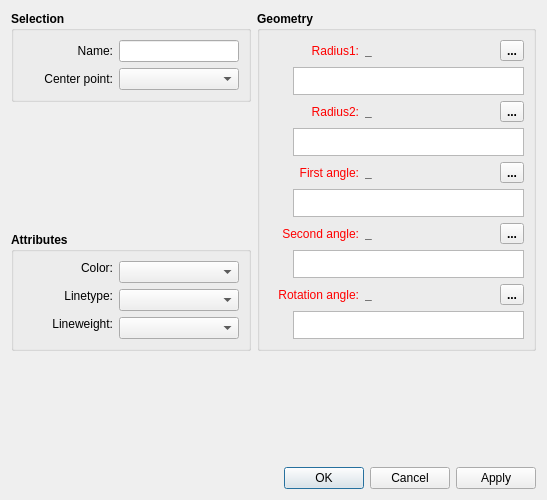
Above: src/libs/vtools/dialogs/tools/dialogellipticalarc.ui from FashionFreedom/Seamly2D before the change. Below: the same form after it.
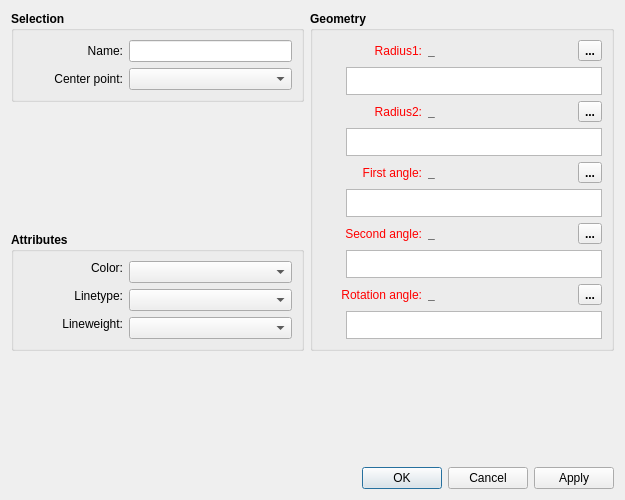
That is the form after the change. Icons and pictures are not drawn. Custom widgets are drawn as their Qt base class.

What changed in the file:
```diff
--- a/src/libs/vtools/dialogs/tools/dialogellipticalarc.ui
+++ b/src/libs/vtools/dialogs/tools/dialogellipticalarc.ui
@@ -6,7 +6,7 @@
    <rect>
     <x>0</x>
     <y>0</y>
-    <width>547</width>
+    <width>625</width>
     <height>500</height>
    </rect>
   </property>
@@ -61,7 +61,7 @@
              <widget class="QLabel" name="name_Label">
               <property name="minimumSize">
                <size>
-                <width>90</width>
+                <width>100</width>
                 <height>0</height>
                </size>
               </property>
@@ -105,7 +105,7 @@
               </property>
               <property name="minimumSize">
                <size>
-                <width>90</width>
+                <width>100</width>
                 <height>0</height>
                </size>
               </property>
@@ -193,7 +193,7 @@
               </property>
               <property name="minimumSize">
                <size>
-                <width>90</width>
+                <width>100</width>
                 <height>0</height>
                </size>
               </property>
@@ -255,7 +255,7 @@
               </property>
               <property name="minimumSize">
                <size>
-                <width>90</width>
+                <width>100</width>
                 <height>0</height>
                </size>
               </property>
@@ -311,7 +311,7 @@
               </property>
               <property name="minimumSize">
                <size>
-                <width>90</width>
+                <width>100</width>
                 <height>0</height>
                </size>
               </property>
@@ -394,7 +394,7 @@
             </property>
             <property name="minimumSize">
              <size>
-              <width>90</width>
+              <width>100</width>
               <height>0</height>
              </size>
             </property>
@@ -478,7 +478,7 @@
             </property>
             <property name="sizeHint" stdset="0">
              <size>
-              <width>40</width>
+              <width>10</width>
               <height>20</height>
              </size>
             </property>
@@ -585,7 +585,7 @@
             </property>
             <property name="minimumSize">
              <size>
-              <width>90</width>
+              <width>100</width>
               <height>0</height>
              </size>
             </property>
@@ -669,7 +669,7 @@
             </property>
             <property name="sizeHint" stdset="0">
              <size>
-              <width>40</width>
+              <width>10</width>
               <height>20</height>
              </size>
             </property>
@@ -776,7 +776,7 @@
             </property>
             <property name="minimumSize">
              <size>
-              <width>90</width>
+              <width>100</width>
               <height>0</height>
              </size>
             </property>
@@ -860,7 +860,7 @@
             </property>
             <property name="sizeHint" stdset="0">
              <size>
-              <width>40</width>
+              <width>10</width>
               <height>20</height>
              </size>
             </property>
@@ -967,7 +967,7 @@
             </property>
             <property name="minimumSize">
              <size>
-              <width>90</width>
+              <width>100</width>
               <height>0</height>
              </size>
             </property>
@@ -1051,7 +1051,7 @@
             </property>
             <property name="sizeHint" stdset="0">
              <size>
-              <width>40</width>
+              <width>10</width>
               <height>20</height>
              </size>
             </property>
@@ -1158,7 +1158,7 @@
             </property>
             <property name="minimumSize">
              <size>
-              <width>90</width>
+              <width>100</width>
               <height>0</height>
              </size>
             </property>
@@ -1242,7 +1242,7 @@
             </property>
             <property name="sizeHint" stdset="0">
              <size>
-              <width>40</width>
+              <width>10</width>
               <height>20</height>
              </size>
             </property>
```
